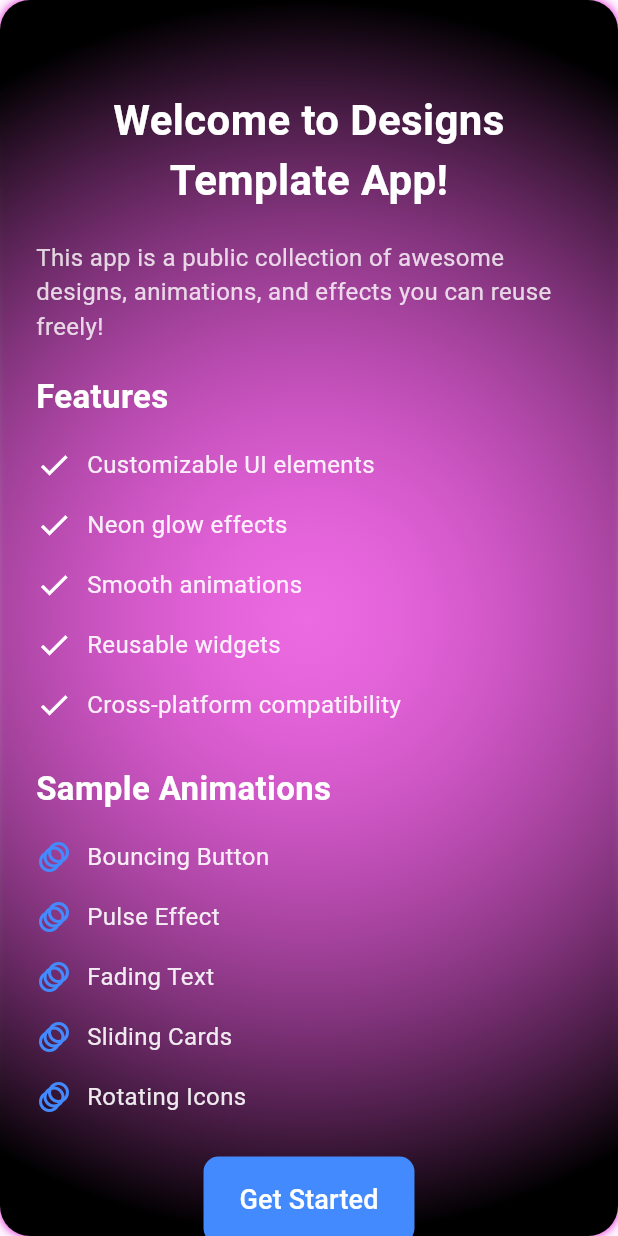
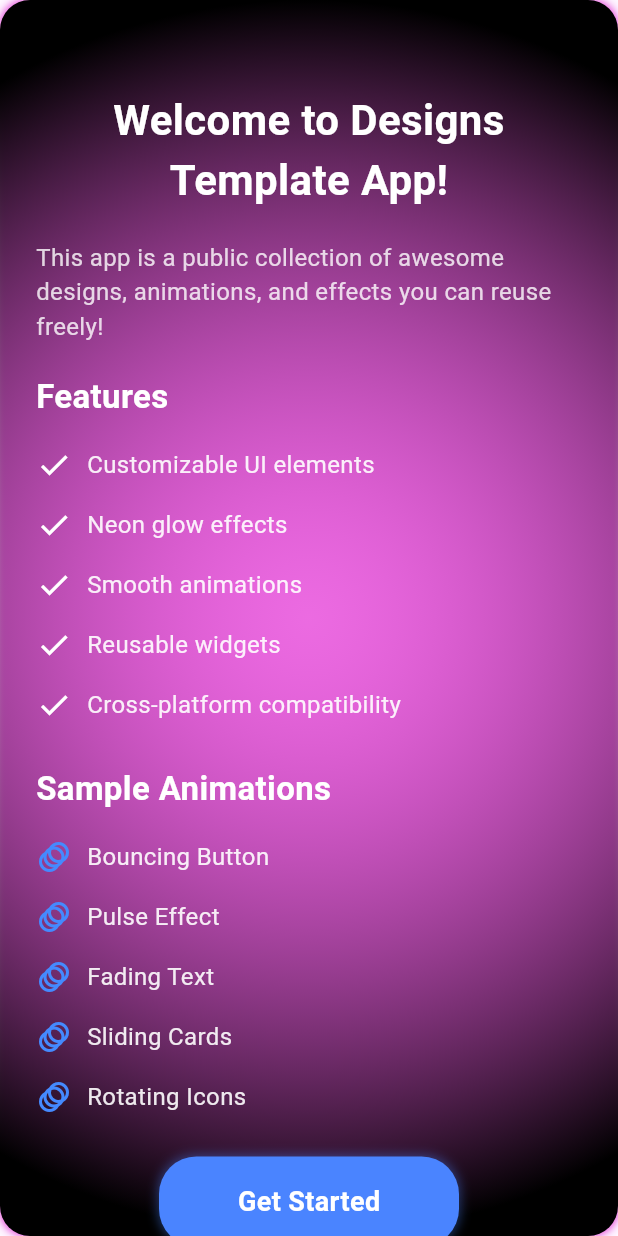
Before and after one commit to SaubhagyaSingh/mvc_base, a Flutter app: the screen it shows after launch, on a phone screen of 412 x 824 dp. Run offline on Flutter 3.47's test engine with Material 3 defaults, Android fonts, the phone set to English and light mode, and no system bars.

Commit message:
shiny_button.dart added with glow effects

```diff
--- a/lib/main.dart
+++ b/lib/main.dart
@@ -1,5 +1,5 @@
 import 'package:flutter/material.dart';
-import 'package:mvc_base/views/home.dart';
+import 'package:mvc_base/routes/routes.dart';
 
 void main() {
   runApp(const MyApp());
@@ -8,7 +8,6 @@
 class MyApp extends StatelessWidget {
   const MyApp({super.key});
 
-  // This widget is the root of your application.
   @override
   Widget build(BuildContext context) {
     return MaterialApp(
@@ -18,7 +17,8 @@
         colorScheme: ColorScheme.fromSeed(seedColor: Colors.deepPurple),
         useMaterial3: true,
       ),
-      home: Home(),
+      initialRoute: AppRoutes.home, // Set the initial route
+      routes: AppRoutes.routes, // Register routes
     );
   }
 }
--- /dev/null
+++ b/lib/routes/routes.dart
@@ -0,0 +1,17 @@
+import 'package:flutter/material.dart';
+
+import '../views/screens/animation_list.dart';
+import '../views/screens/home.dart';
+
+// Import other screens as needed
+
+class AppRoutes {
+  static const String home = '/';
+  static const String animationList = '/animationList';
+
+  static Map<String, WidgetBuilder> routes = {
+    home: (context) => Home(),
+    animationList: (context) => AnimationList(),
+    // Add other routes here
+  };
+}
--- /dev/null
+++ b/lib/views/animations/shiny_button.dart
@@ -0,0 +1,140 @@
+import 'package:flutter/material.dart';
+
+class ShinyButton extends StatefulWidget {
+  final String route;
+  final List<Color> colors;
+  final double borderRadius;
+  final double height;
+  final double width;
+  final String text;
+
+  const ShinyButton({
+    Key? key,
+    required this.route,
+    this.colors = const [
+      Colors.deepPurpleAccent,
+      Colors.blueAccent,
+      Colors.greenAccent
+    ],
+    this.borderRadius = 20.0,
+    this.height = 50.0,
+    this.width = 150.0,
+    this.text = 'Get Started',
+  }) : super(key: key);
+
+  @override
+  _ShinyButtonState createState() => _ShinyButtonState();
+}
+
+class _ShinyButtonState extends State<ShinyButton>
+    with TickerProviderStateMixin {
+  late AnimationController _colorController;
+  late AnimationController _hoverController;
+  late Animation<Color?> _colorAnimation;
+  late Animation<double> _tiltAnimation;
+  bool _isHovering = false;
+
+  @override
+  void initState() {
+    super.initState();
+
+    // Color change animation
+    _colorController = AnimationController(
+      duration: const Duration(seconds: 6),
+      vsync: this,
+    )..repeat(reverse: false);
+
+    // Define a sequence of colors
+    _colorAnimation = _colorController.drive(
+      TweenSequence<Color?>(
+        widget.colors.asMap().entries.map((entry) {
+          return TweenSequenceItem(
+            tween: ColorTween(
+              begin: entry.value,
+              end: widget.colors[(entry.key + 1) % widget.colors.length],
+            ),
+            weight: 1.0,
+          );
+        }).toList(),
+      ),
+    );
+
+    // Hover tilt and shine animation
+    _hoverController = AnimationController(
+      vsync: this,
+      duration: const Duration(milliseconds: 300),
+    );
+
+    _tiltAnimation = Tween<double>(begin: 0, end: 0.1).animate(
+      CurvedAnimation(parent: _hoverController, curve: Curves.easeInOut),
+    );
+  }
+
+  @override
+  void dispose() {
+    _colorController.dispose();
+    _hoverController.dispose();
+    super.dispose();
+  }
+
+  @override
+  Widget build(BuildContext context) {
+    return MouseRegion(
+      onEnter: (_) {
+        setState(() => _isHovering = true);
+        _hoverController.forward();
+      },
+      onExit: (_) {
+        setState(() => _isHovering = false);
+        _hoverController.reverse();
+      },
+      child: GestureDetector(
+        onTap: () => Navigator.pushNamed(context, widget.route),
+        child: AnimatedBuilder(
+          animation: Listenable.merge([_colorController, _hoverController]),
+          builder: (context, child) {
+            return Transform(
+              alignment: Alignment.center,
+              transform: Matrix4.identity()
+                ..rotateZ(_isHovering ? _tiltAnimation.value : 0),
+              child: Container(
+                height: widget.height,
+                width: widget.width,
+                decoration: BoxDecoration(
+                  color: _colorAnimation.value,
+                  borderRadius: BorderRadius.circular(widget.borderRadius),
+                  boxShadow: _isHovering
+                      ? [
+                          BoxShadow(
+                            color: _colorAnimation.value!.withOpacity(0.8),
+                            blurRadius: 15,
+                            spreadRadius: 3,
+                            offset: const Offset(0, 3),
+                          ),
+                        ]
+                      : [
+                          BoxShadow(
+                            color: _colorAnimation.value!.withOpacity(0.4),
+                            blurRadius: 5,
+                            spreadRadius: 1,
+                          ),
+                        ],
+                ),
+                child: Center(
+                  child: Text(
+                    widget.text,
+                    style: const TextStyle(
+                      fontSize: 18,
+                      color: Colors.white,
+                      fontWeight: FontWeight.bold,
+                    ),
+                  ),
+                ),
+              ),
+            );
+          },
+        ),
+      ),
+    );
+  }
+}
--- /dev/null
+++ b/lib/views/screens/animation_list.dart
@@ -0,0 +1,15 @@
+import 'package:flutter/material.dart';
+
+class AnimationList extends StatefulWidget {
+  const AnimationList({super.key});
+
+  @override
+  State<AnimationList> createState() => _AnimationListState();
+}
+
+class _AnimationListState extends State<AnimationList> {
+  @override
+  Widget build(BuildContext context) {
+    return Scaffold();
+  }
+}
--- a/lib/views/home.dart
+++ b/lib/views/screens/home.dart
@@ -1,5 +1,7 @@
 import 'package:flutter/material.dart';
-import 'animations/gradient_container.dart';
+import '../../routes/routes.dart';
+import '../animations/gradient_container.dart';
+import '../animations/shiny_button.dart';
 
 class Home extends StatefulWidget {
   const Home({super.key});
@@ -92,23 +94,13 @@ class _HomeState extends State<Home> {
                   // Get Started Button
                   const SizedBox(height: 20),
 
-                  Center(
-                    child: ElevatedButton(
-                      onPressed: () {},
-                      style: ElevatedButton.styleFrom(
-                        backgroundColor: Colors.blueAccent,
-                        shape: RoundedRectangleBorder(
-                          borderRadius: BorderRadius.circular(10),
-                        ),
-                        padding: const EdgeInsets.symmetric(
-                          vertical: 16,
-                          horizontal: 24,
-                        ),
-                      ),
-                      child: const Text(
-                        'Get Started',
-                        style: TextStyle(fontSize: 18, color: Colors.white),
-                      ),
+                  const Center(
+                    child: ShinyButton(
+                      route: AppRoutes.animationList,
+                      borderRadius: 25,
+                      height: 60,
+                      width: 200,
+                      text: 'Get Started',
                     ),
                   ),
                   const SizedBox(height: 40),
```
